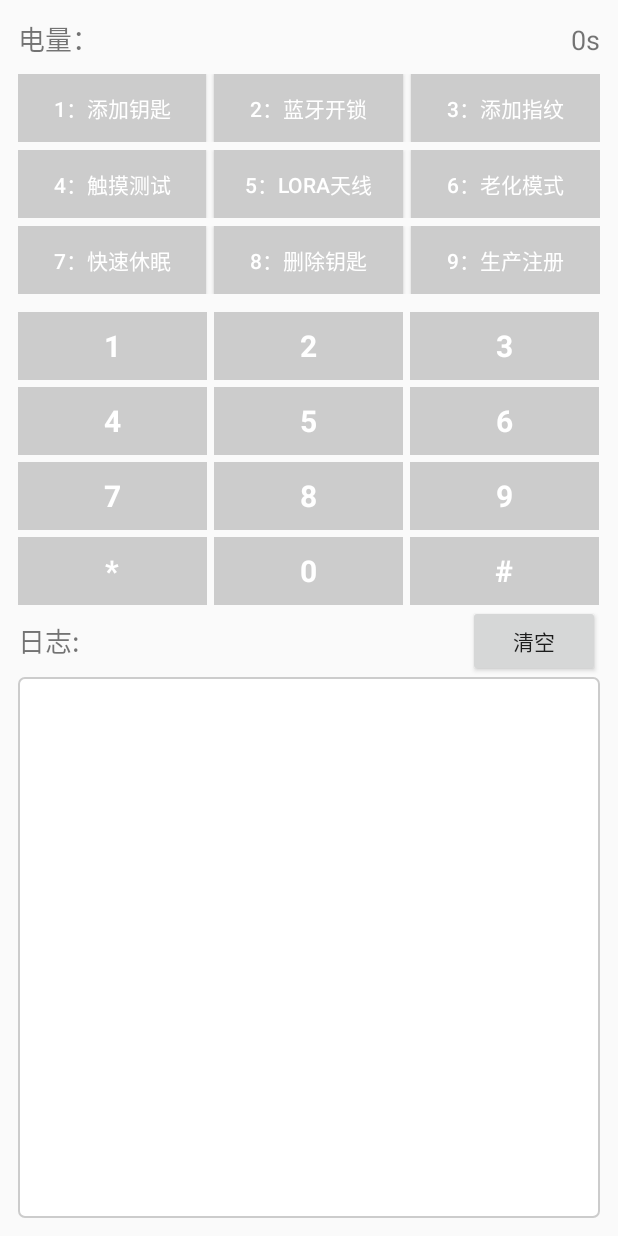
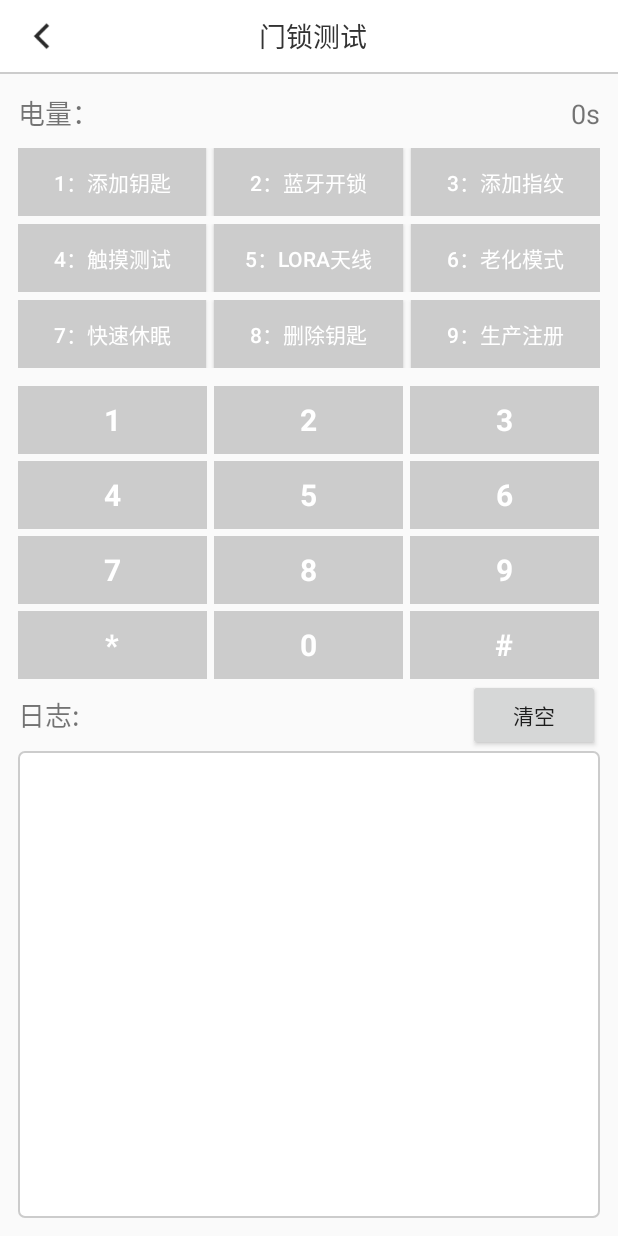
Before and after one commit to suqinglin/DeviceCollectClient, an Android app: the LockTestActivity screen opened directly, with no data from a screen before it, on a phone screen of 412 x 824 dp. Run offline under Robolectric (Android 15) with nearby library versions, the phone set to English and light mode, and no system bars; our stand-ins replace RxJava.

Commit message:
页面标题修改

```diff
--- a/app/src/main/java/com/nexless/devicecollect/AppConstants.java
+++ b/app/src/main/java/com/nexless/devicecollect/AppConstants.java
@@ -7,8 +7,8 @@ package com.nexless.devicecollect;
  */
 public class AppConstants {
     public static final boolean DEBUG = true;
-    public static final String SERVER_URL = "http://183.66.233.86:8089/";
-//    public static final String SERVER_URL = "http://120.92.114.123:8089/";
+//    public static final String SERVER_URL = "http://183.66.233.86:8089/";
+    public static final String SERVER_URL = "http://120.92.114.123:8089/";
     public static final String APPPREFERENCE_FILE_NAME = "DeviceCollect";
 
     public static final String RESPONSE_CODE_SUCCESS = "200";
--- a/app/src/main/java/com/nexless/devicecollect/activity/LockTestActivity.java
+++ b/app/src/main/java/com/nexless/devicecollect/activity/LockTestActivity.java
@@ -25,6 +25,7 @@ import com.nexless.devicecollect.adapter.KeyboardAdapter;
 import com.nexless.devicecollect.model.ManufInfo;
 import com.nexless.devicecollect.model.SearchDeviceBean;
 import com.nexless.devicecollect.util.BluetoothUtil;
+import com.nexless.devicecollect.view.AppTitleBar;
 import com.nexless.devicecollect.view.DialogHelper;
 
 import java.util.concurrent.TimeUnit;
@@ -62,6 +63,7 @@ public class LockTestActivity extends BaseActivity implements View.OnClickListen
 
         manufInfo = getIntent().getParcelableExtra(AppConstants.EXTRA_MANUF);
 
+        AppTitleBar titleBar = findViewById(R.id.titlebar);
         btnAddLock = findViewById(R.id.btn_add_lock);
         btnOpenLock = findViewById(R.id.btn_open_lock);
         btnAddFinger = findViewById(R.id.btn_add_finger);
--- a/app/src/main/java/com/nexless/devicecollect/activity/ProductActivity.java
+++ b/app/src/main/java/com/nexless/devicecollect/activity/ProductActivity.java
@@ -112,8 +112,8 @@ public class ProductActivity extends BaseActivity implements View.OnClickListene
         mToolId = intent.getIntExtra(AppConstants.EXTRA_TOOL_ID, 0);
         isSelectTool = intent.getBooleanExtra(AppConstants.EXTRA_IS_SELECT_TOOL, false);
 
-        AppTitleBar titleBar = findViewById(R.id.titlebar);
-        titleBar.setRightListener("TEST", this);
+//        AppTitleBar titleBar = findViewById(R.id.titlebar);
+//        titleBar.setRightListener("TEST", this);
         tvDevice = findViewById(R.id.tv_product_device);
         tvToolName = findViewById(R.id.tv_product_tool_name);
         TextView tvManufId = findViewById(R.id.tv_product_manuf_id);
@@ -274,7 +274,7 @@ public class ProductActivity extends BaseActivity implements View.OnClickListene
                 = ServiceFactory.getInstance().getApiService().saveManyu2Lock(
                 deviceInfo.getUuid(),
                 deviceInfo.getModel(),
-                deviceInfo.getMac(),
+                mSearchDevice.device.getAddress().replace(":", ""),
                 mToken,
                 deviceInfo.getHwVer(),
                 deviceInfo.getFwVer());
--- a/app/src/main/res/layout/activity_lock_test.xml
+++ b/app/src/main/res/layout/activity_lock_test.xml
@@ -1,9 +1,23 @@
 <?xml version="1.0" encoding="utf-8"?>
 <LinearLayout xmlns:android="http://schemas.android.com/apk/res/android"
+    xmlns:app="http://schemas.android.com/apk/res-auto"
     android:layout_width="match_parent"
     android:layout_height="match_parent"
-    android:orientation="vertical"
-    android:padding="12dp">
+    android:orientation="vertical">
+
+    <com.nexless.devicecollect.view.AppTitleBar
+        android:id="@+id/titlebar"
+        android:layout_width="match_parent"
+        android:layout_height="wrap_content"
+        app:leftBtn="true"
+        app:title="门锁测试" />
+
+    <LinearLayout
+        android:layout_width="match_parent"
+        android:layout_height="0dp"
+        android:layout_weight="1"
+        android:padding="12dp"
+        android:orientation="vertical">
 
     <LinearLayout
         android:layout_width="match_parent"
@@ -187,4 +201,5 @@
         android:padding="8dp"
         android:scrollbars="vertical"
         android:text="" />
+    </LinearLayout>
 </LinearLayout>
```
Also changed, not shown: app/src/main/res/layout/activity_initialize.xml (+6 -4 lines).
